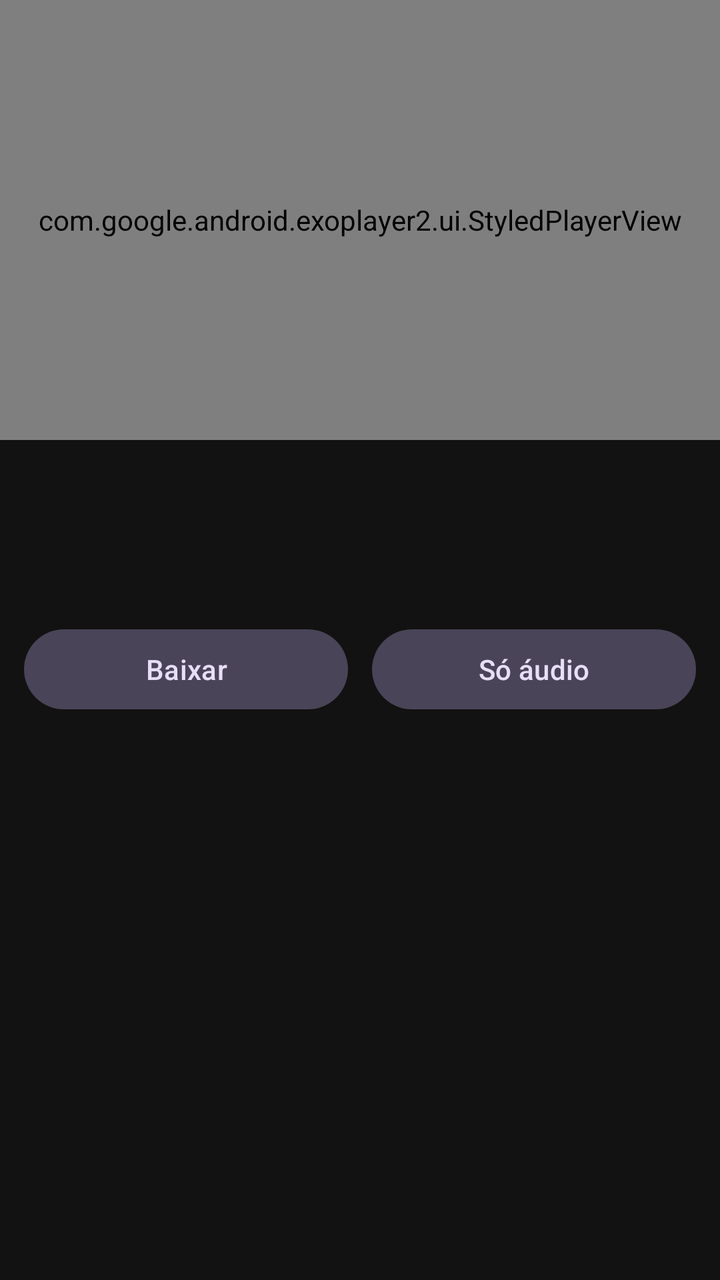
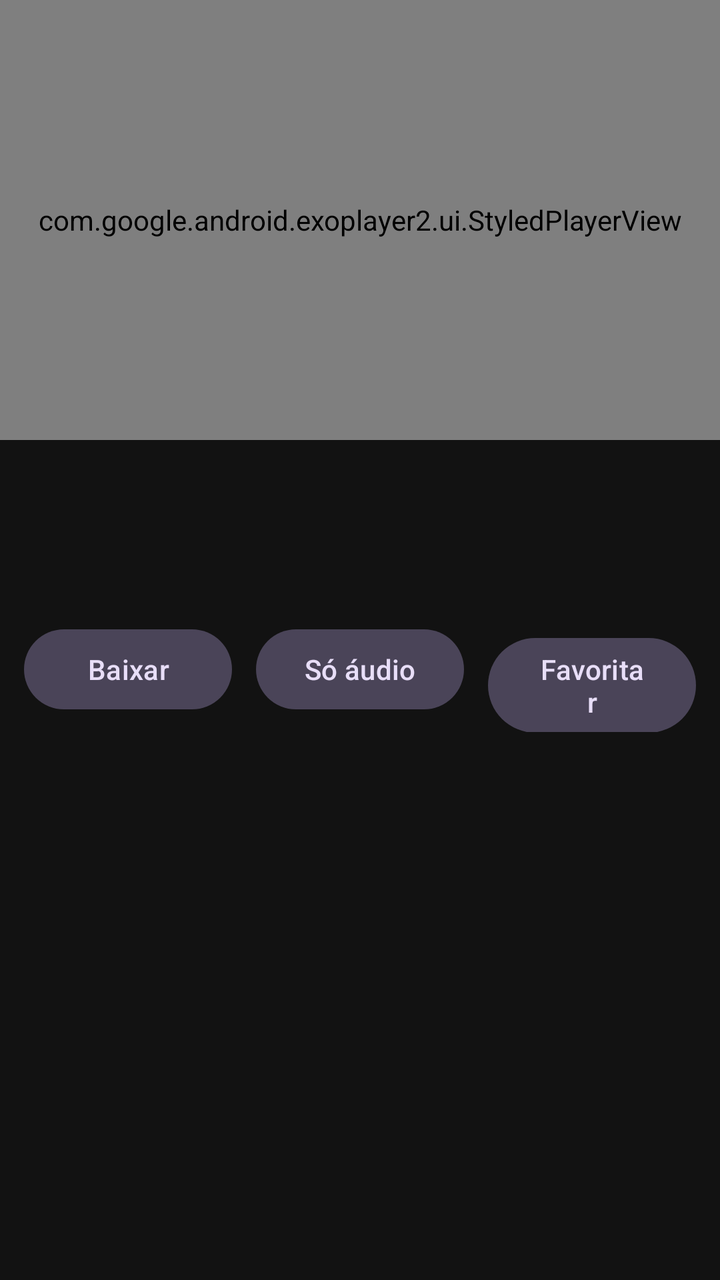

Screens rendered from an Android XML layout before and after an edit, with the pre-edit source and the edit as a unified diff.
<!-- AndroidManifest.xml: application theme Theme.SuperTube -->
<!-- res/layout/activity_player.xml -->
<?xml version="1.0" encoding="utf-8"?>
<LinearLayout xmlns:android="http://schemas.android.com/apk/res/android"
    xmlns:app="http://schemas.android.com/apk/res-auto"
    android:layout_width="match_parent"
    android:layout_height="match_parent"
    android:background="@color/background"
    android:fitsSystemWindows="true"
    android:orientation="vertical">

    <com.google.android.exoplayer2.ui.StyledPlayerView
        android:id="@+id/player_view"
        android:layout_width="match_parent"
        android:layout_height="220dp"
        android:background="@android:color/black"
        app:show_buffering="when_playing" />

    <LinearLayout
        android:id="@+id/details"
        android:layout_width="match_parent"
        android:layout_height="0dp"
        android:layout_weight="1"
        android:orientation="vertical">

        <ProgressBar
            android:id="@+id/progress"
            style="?android:attr/progressBarStyleHorizontal"
            android:layout_width="match_parent"
            android:layout_height="wrap_content"
            android:indeterminate="true"
            android:visibility="gone" />

        <TextView
            android:id="@+id/title"
            android:layout_width="match_parent"
            android:layout_height="wrap_content"
            android:maxLines="3"
            android:ellipsize="end"
            android:paddingHorizontal="12dp"
            android:paddingTop="12dp"
            android:textColor="@color/text_primary"
            android:textSize="17sp"
            android:textStyle="bold" />

        <LinearLayout
            android:id="@+id/uploader_row"
            android:layout_width="match_parent"
            android:layout_height="wrap_content"
            android:background="?attr/selectableItemBackground"
            android:gravity="center_vertical"
            android:orientation="horizontal"
            android:paddingHorizontal="12dp"
            android:paddingVertical="8dp">

            <ImageView
                android:id="@+id/uploader_avatar"
                android:layout_width="40dp"
                android:layout_height="40dp"
                android:contentDescription="@null" />

            <TextView
                android:id="@+id/uploader"
                android:layout_width="0dp"
                android:layout_height="wrap_content"
                android:layout_marginStart="10dp"
                android:layout_weight="1"
                android:ellipsize="end"
                android:maxLines="1"
                android:textColor="@color/text_primary"
                android:textSize="15sp" />

            <com.google.android.material.button.MaterialButton
                android:id="@+id/subscribe"
                android:layout_width="wrap_content"
                android:layout_height="wrap_content"
                android:text="@string/subscribe"
                android:visibility="gone" />
        </LinearLayout>

        <LinearLayout
            android:layout_width="match_parent"
            android:layout_height="wrap_content"
            android:orientation="horizontal"
            android:paddingHorizontal="12dp">

            <com.google.android.material.button.MaterialButton
                android:id="@+id/download"
                style="@style/Widget.Material3.Button.TonalButton"
                android:layout_width="0dp"
                android:layout_height="wrap_content"
                android:layout_marginEnd="6dp"
                android:layout_weight="1"
                android:text="@string/download" />

            <com.google.android.material.button.MaterialButton
                android:id="@+id/audio_only"
                style="@style/Widget.Material3.Button.TonalButton"
                android:layout_width="0dp"
                android:layout_height="wrap_content"
                android:layout_marginStart="6dp"
                android:layout_weight="1"
                android:text="@string/audio_only" />
        </LinearLayout>

        <androidx.recyclerview.widget.RecyclerView
            android:id="@+id/related"
            android:layout_width="match_parent"
            android:layout_height="0dp"
            android:layout_weight="1" />
    </LinearLayout>
</LinearLayout>
<!-- resources referenced by this layout -->
<resources>
  <color name="background">#121212</color>
  <color name="text_primary">#FFFFFF</color>
  <string name="audio_only">Só áudio</string>
  <string name="download">Baixar</string>
  <string name="subscribe">Inscrever-se</string>
  <style name="Theme.SuperTube" parent="Theme.Material3.Dark.NoActionBar">
          <item name="colorPrimary">@color/brand</item>
          <item name="colorOnPrimary">@color/text_primary</item>
          <item name="colorSecondary">@color/brand</item>
          <item name="android:colorBackground">@color/background</item>
          <item name="colorSurface">@color/surface</item>
          <item name="android:statusBarColor">@color/background</item>
          <item name="android:navigationBarColor">@color/surface</item>
          <item name="android:windowBackground">@color/background</item>
      </style>
  <color name="brand">#E53935</color>
  <color name="surface">#1E1E1E</color>
</resources>

<!-- the commit's change to res/layout/activity_player.xml (unified diff, before → after) -->
@@ -96,9 +96,18 @@
                 style="@style/Widget.Material3.Button.TonalButton"
                 android:layout_width="0dp"
                 android:layout_height="wrap_content"
+                android:layout_marginHorizontal="6dp"
+                android:layout_weight="1"
+                android:text="@string/audio_only" />
+
+            <com.google.android.material.button.MaterialButton
+                android:id="@+id/favorite"
+                style="@style/Widget.Material3.Button.TonalButton"
+                android:layout_width="0dp"
+                android:layout_height="wrap_content"
                 android:layout_marginStart="6dp"
                 android:layout_weight="1"
-                android:text="@string/audio_only" />
+                android:text="@string/favorite" />
         </LinearLayout>
 
         <androidx.recyclerview.widget.RecyclerView
<!-- resource entries referenced after the edit -->
@@ -4,6 +4,7 @@
   <color name="text_primary">#FFFFFF</color>
   <string name="audio_only">Só áudio</string>
   <string name="download">Baixar</string>
+  <string name="favorite">Favoritar</string>
   <string name="subscribe">Inscrever-se</string>
   <style name="Theme.SuperTube" parent="Theme.Material3.Dark.NoActionBar">
           <item name="colorPrimary">@color/brand</item>
